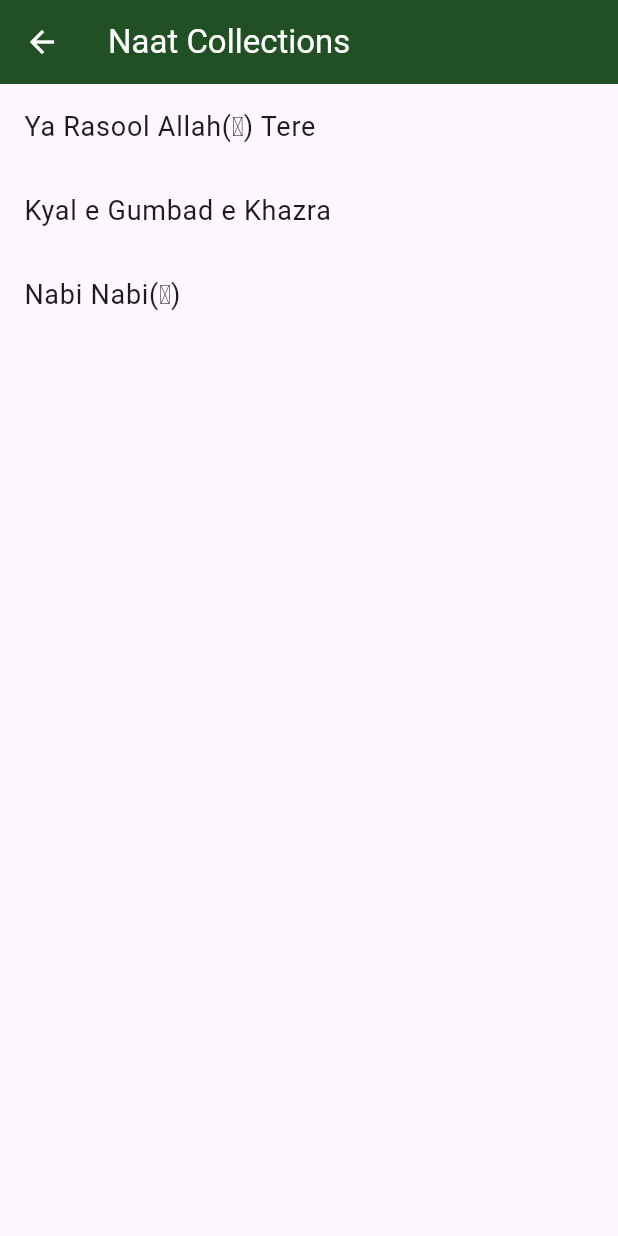
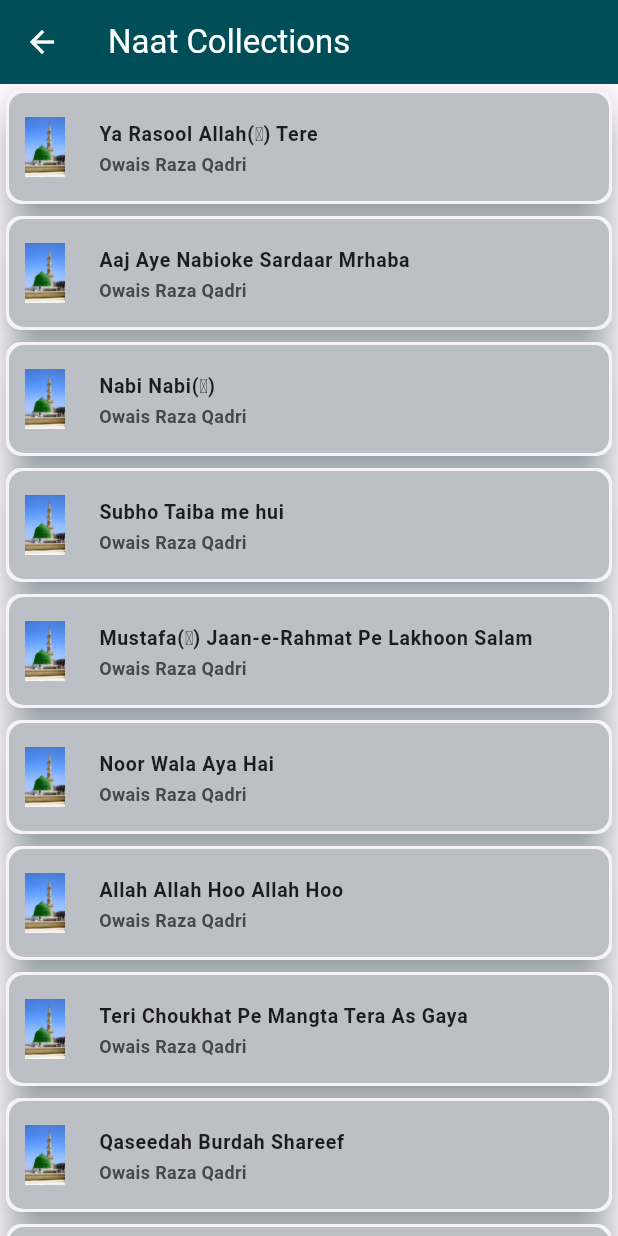
Before and after one commit to shossain786/voice_recorder, a Flutter app: the NaatCollections screen opened by its route, on a phone screen of 412 x 824 dp. Run offline on Flutter 3.47's test engine with Material 3 defaults, Android fonts, the phone set to English and light mode, and no system bars; our stand-ins replace audioplayers, file, permission_handler; missing offline and left inert: another_audio_recorder.

Commit message:
script updated

```diff
--- a/lib/main.dart
+++ b/lib/main.dart
@@ -5,8 +5,7 @@ import 'package:voice_recorder/screens/recordings_screen.dart';
 
 import 'screens/naat_collections.dart';
 
-var kColorScheme =
-    ColorScheme.fromSeed(seedColor: const Color.fromARGB(205, 164, 241, 160));
+var kColorScheme = ColorScheme.fromSeed(seedColor: Colors.grey);
 void main() {
   runApp(const MyApp());
 }
@@ -20,17 +19,19 @@ class MyApp extends StatelessWidget {
       debugShowCheckedModeBanner: false,
       title: 'Voice Recorder',
       themeMode: ThemeMode.dark,
+      color: kColorScheme.onSecondaryContainer,
       theme: ThemeData(
         appBarTheme: AppBarTheme(
           color: kColorScheme.onPrimaryContainer,
           foregroundColor: kColorScheme.onSecondary,
         ),
         elevatedButtonTheme: ElevatedButtonThemeData(
-            style: ButtonStyle(
-          backgroundColor: MaterialStateProperty.resolveWith<Color?>(
-            (Set<MaterialState> states) => kColorScheme.primaryContainer,
+          style: ButtonStyle(
+            backgroundColor: MaterialStateProperty.resolveWith<Color?>(
+              (Set<MaterialState> states) => kColorScheme.primaryContainer,
+            ),
           ),
-        )),
+        ),
         buttonTheme: ButtonThemeData(
           buttonColor: kColorScheme.onSecondaryContainer,
           focusColor: kColorScheme.onSecondaryContainer,
--- a/lib/module/naat_module.dart
+++ b/lib/module/naat_module.dart
@@ -1,9 +1,11 @@
 class NaatModule {
   final String name;
+  final String naatKhawan;
   final String url;
 
   NaatModule({
     required this.name,
+    required this.naatKhawan,
     required this.url,
   });
 }
--- a/lib/screens/naat_collections.dart
+++ b/lib/screens/naat_collections.dart
@@ -1,4 +1,5 @@
 import 'package:flutter/material.dart';
+import 'package:voice_recorder/main.dart';
 
 import 'naat_playing_screen.dart';
 import '../module/naat_module.dart';
@@ -9,19 +10,58 @@ class NaatCollections extends StatelessWidget {
   final List<NaatModule> naatCollections = [
     NaatModule(
       name: 'Ya Rasool Allah(ﷺ) Tere',
+      naatKhawan: 'Owais Raza Qadri',
       url:
           'https://humariweb.com/naats/ARQ/Ya-Rasool-Allah-(S.A.W)-Tere-(Hamariweb.com).mp3',
     ),
     NaatModule(
-      name: 'Kyal e Gumbad e Khazra',
-      url:
-          'https://www.thesunniway.com/jdownloads/Naat/Asad%20Iqbal/30_khayal-e-gumbad-e-khizra.mp3',
+      name: 'Aaj Aye Nabioke Sardaar Mrhaba',
+      naatKhawan: 'Owais Raza Qadri',
+      url: 'https://owaisqadri.com/naats/aaj_aaye_nabiyon_ke_sardar.mp3',
     ),
     NaatModule(
       name: 'Nabi Nabi(ﷺ)',
+      naatKhawan: 'Owais Raza Qadri',
       url:
           'https://www.thesunniway.com/jdownloads/Naat/Asad%20Iqbal/01_nabi_nabi.mp3',
     ),
+    NaatModule(
+      name: 'Subho Taiba me hui',
+      naatKhawan: 'Owais Raza Qadri',
+      url:
+          'https://owaisqadri.com/mehfils/21-10-17/Subha%20Taiba%20Mein%20Hui.mp3',
+    ),
+    NaatModule(
+      name: 'Mustafa(ﷺ) Jaan-e-Rahmat Pe Lakhoon Salam',
+      naatKhawan: 'Owais Raza Qadri',
+      url:
+          'https://owaisqadri.com/mehfils/17-01-17/Mustafa%20Jaan-e-Rehmat%20Pe%20Laakhon%20Salam.mp3',
+    ),
+    NaatModule(
+      name: 'Noor Wala Aya Hai',
+      naatKhawan: 'Owais Raza Qadri',
+      url: 'https://owaisqadri.com/naats/Noor%20Wala%20Aaya%20Hai%202013.mp3',
+    ),
+    NaatModule(
+      name: 'Allah Allah Hoo Allah Hoo',
+      naatKhawan: 'Owais Raza Qadri',
+      url: 'https://owaisqadri.com/naats/Allah%20Allah%20Hoo%20Allah%20Hoo.mp3',
+    ),
+    NaatModule(
+      name: 'Teri Choukhat Pe Mangta Tera As Gaya',
+      naatKhawan: 'Owais Raza Qadri',
+      url: 'https://owaisqadri.com/naats/Teri-Chokhat-Pe-Mangta.mp3',
+    ),
+    NaatModule(
+      name: 'Qaseedah Burdah Shareef',
+      naatKhawan: 'Owais Raza Qadri',
+      url: 'https://owaisqadri.com/naats/Qaseeda-Burdah-Shareef.mp3',
+    ),
+    NaatModule(
+      name: 'Durrod E Taj',
+      naatKhawan: 'Hafiz Muhammad Tahir Qadri',
+      url: 'https://humariweb.com/naats/HMTQ/Durrod-E-Taj-(Hamariweb.com).mp3',
+    )
   ];
 
   @override
@@ -33,9 +73,38 @@ class NaatCollections extends StatelessWidget {
       body: ListView.builder(
         itemCount: naatCollections.length,
         itemBuilder: (context, index) {
-          return ListTile(
+          return Card(
+            shape: RoundedRectangleBorder(
+              borderRadius: BorderRadius.circular(10),
+            ),
+            elevation: 10,
+            shadowColor: kColorScheme.onPrimaryContainer,
+            child: Padding(
+              padding: const EdgeInsets.all(2),
+              child: ListTile(
+                shape: RoundedRectangleBorder(
+                  borderRadius: BorderRadius.circular(10),
+                ),
+                contentPadding: const EdgeInsets.all(4),
+                dense: true,
+                tileColor: kColorScheme.onSecondaryContainer.withOpacity(0.3),
+                leading: const CircleAvatar(
+                  radius: 20,
+                  backgroundColor: Colors.transparent,
+                  child: Image(
+                    image: AssetImage('assets/images/madina.png'),
+                    fit: BoxFit.fitHeight,
+                  ),
+                ),
                 title: Text(
                   naatCollections[index].name,
+                  maxLines: 1,
+                  overflow: TextOverflow.ellipsis,
+                  style: const TextStyle(fontWeight: FontWeight.w700),
+                ),
+                subtitle: Text(
+                  naatCollections[index].naatKhawan,
+                  style: const TextStyle(fontWeight: FontWeight.w700),
                 ),
                 onTap: () {
                   Navigator.push(
@@ -48,6 +117,8 @@ class NaatCollections extends StatelessWidget {
                     ),
                   );
                 },
+              ),
+            ),
           );
         },
       ),
--- a/lib/screens/naat_playing_screen.dart
+++ b/lib/screens/naat_playing_screen.dart
@@ -26,7 +26,7 @@ class _PlayNaatScreenState extends State<PlayNaatScreen> {
         _isPlaying = state == PlayerState.playing;
       });
     });
-    _playMusic();
+    _playNaat();
   }
 
   @override
@@ -57,51 +57,55 @@ class _PlayNaatScreenState extends State<PlayNaatScreen> {
   @override
   Widget build(BuildContext context) {
     return Scaffold(
-      body: Column(
+      body: Padding(
+        padding: const EdgeInsets.only(left: 10, right: 10),
+        child: Column(
           mainAxisAlignment: MainAxisAlignment.center,
           children: [
             Text(
-            'Music: ${widget.name}',
+              'Naat Sharif: ${widget.name}',
               style: const TextStyle(fontSize: 20),
             ),
             const SizedBox(height: 20),
             Row(
               mainAxisAlignment: MainAxisAlignment.center,
               children: [
-              IconButton(
+                _isPlaying
+                    ? IconButton(
+                        icon: const Icon(Icons.pause),
+                        onPressed: () {
+                          _pauseNaat();
+                        },
+                      )
+                    : IconButton(
                         icon: const Icon(Icons.play_arrow),
                         onPressed: () {
-                  _playMusic();
-                },
-              ),
-              IconButton(
-                icon: const Icon(Icons.pause),
-                onPressed: () {
-                  _pauseMusic();
+                          _playNaat();
                         },
                       ),
                 IconButton(
                   icon: const Icon(Icons.stop),
                   onPressed: () {
-                  _stopMusic();
+                    _stopNaat();
                   },
                 ),
               ],
             ),
           ],
         ),
+      ),
     );
   }
 
-  Future<void> _playMusic() async {
+  Future<void> _playNaat() async {
     await _audioPlayer.play(UrlSource(widget.url));
   }
 
-  Future<void> _pauseMusic() async {
+  Future<void> _pauseNaat() async {
     await _audioPlayer.pause();
   }
 
-  Future<void> _stopMusic() async {
+  Future<void> _stopNaat() async {
     await _audioPlayer.stop();
   }
 }
--- a/pubspec.yaml
+++ b/pubspec.yaml
@@ -64,8 +64,8 @@ flutter:
   uses-material-design: true
 
   # To add assets to your application, add an assets section, like this:
-  # assets:
-  #   - images/a_dot_burr.jpeg
+  assets:
+    - assets/images/madina.png
   #   - images/a_dot_ham.jpeg
 
   # An image asset can refer to one or more resolution-specific "variants", see
```
Also changed, not shown: assets/images/madina.png (added). Lines whose indentation alone changed are shown as unchanged.
